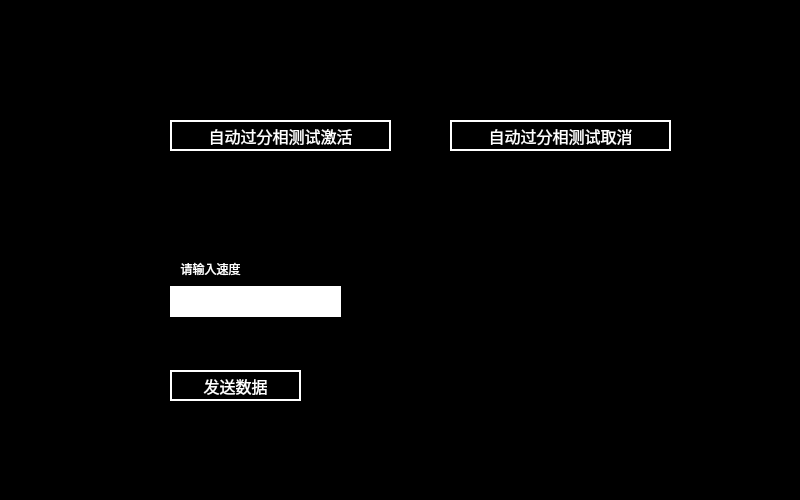
isliulin/Plan85HMI, file main_separation.ui: the form before one commit.
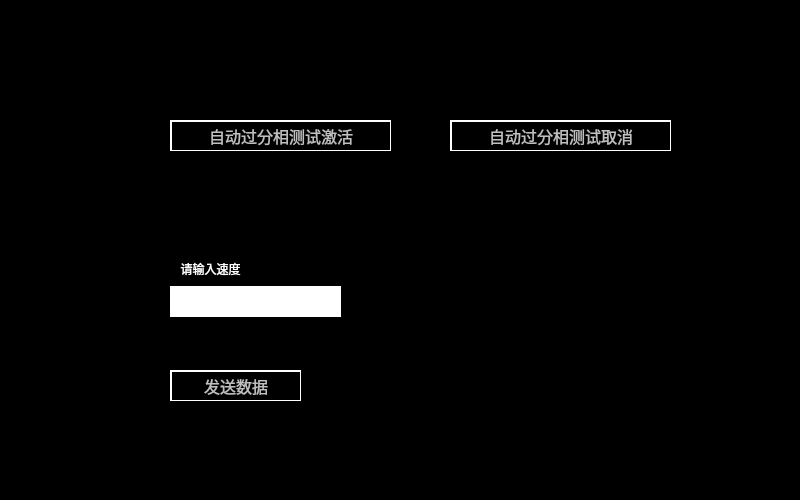
The form after the commit.

What changed in the file:
```diff
--- a/main_separation.ui
+++ b/main_separation.ui
@@ -20,11 +20,7 @@
 }
 QPushButton
 {
-	font:14px;
-    color: rgb(0,0,0);
-	background-color: rgb(0, 255, 0);
-	border-top: 2px solid white;	
-	border-left: 2px solid white;
+font: 16px;color: rgb(192,192,192);background-color: rgb(0, 0, 0);border: 1px solid white;border-top: 2px solid white;border-left: 2px solid white;
 }
 QLabel
 {
@@ -41,11 +37,7 @@
     </rect>
    </property>
    <property name="styleSheet">
-    <string notr="true">	font:16px;
-    color: rgb(255,255,255);
-	background-color: rgb(0, 0, 0);
-border:2px solid white;
-</string>
+    <string notr="true">font: 16px;color: rgb(192,192,192);background-color: rgb(0, 0, 0);border: 1px solid white;border-top: 2px solid white;border-left: 2px solid white;</string>
    </property>
    <property name="text">
     <string>自动过分相测试激活</string>
@@ -61,11 +53,7 @@
     </rect>
    </property>
    <property name="styleSheet">
-    <string notr="true">	font:16px;
-    color: rgb(255,255,255);
-	background-color: rgb(0, 0, 0);
-border:2px solid white;
-</string>
+    <string notr="true">font: 16px;color: rgb(192,192,192);background-color: rgb(0, 0, 0);border: 1px solid white;border-top: 2px solid white;border-left: 2px solid white;</string>
    </property>
    <property name="text">
     <string>自动过分相测试取消</string>
@@ -114,11 +102,7 @@
     </rect>
    </property>
    <property name="styleSheet">
-    <string notr="true">	font:16px;
-    color: rgb(255,255,255);
-	background-color: rgb(0, 0, 0);
-border:2px solid white;
-</string>
+    <string notr="true">font: 16px;color: rgb(192,192,192);background-color: rgb(0, 0, 0);border: 1px solid white;border-top: 2px solid white;border-left: 2px solid white;</string>
    </property>
    <property name="text">
     <string>发送数据</string>
```
